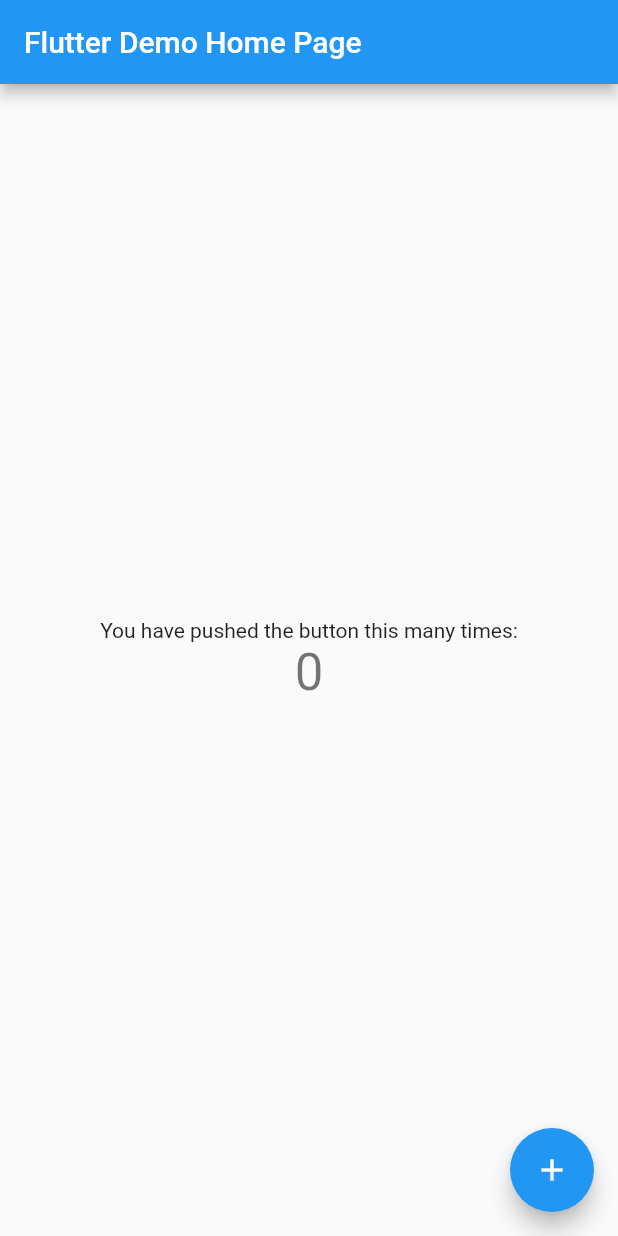
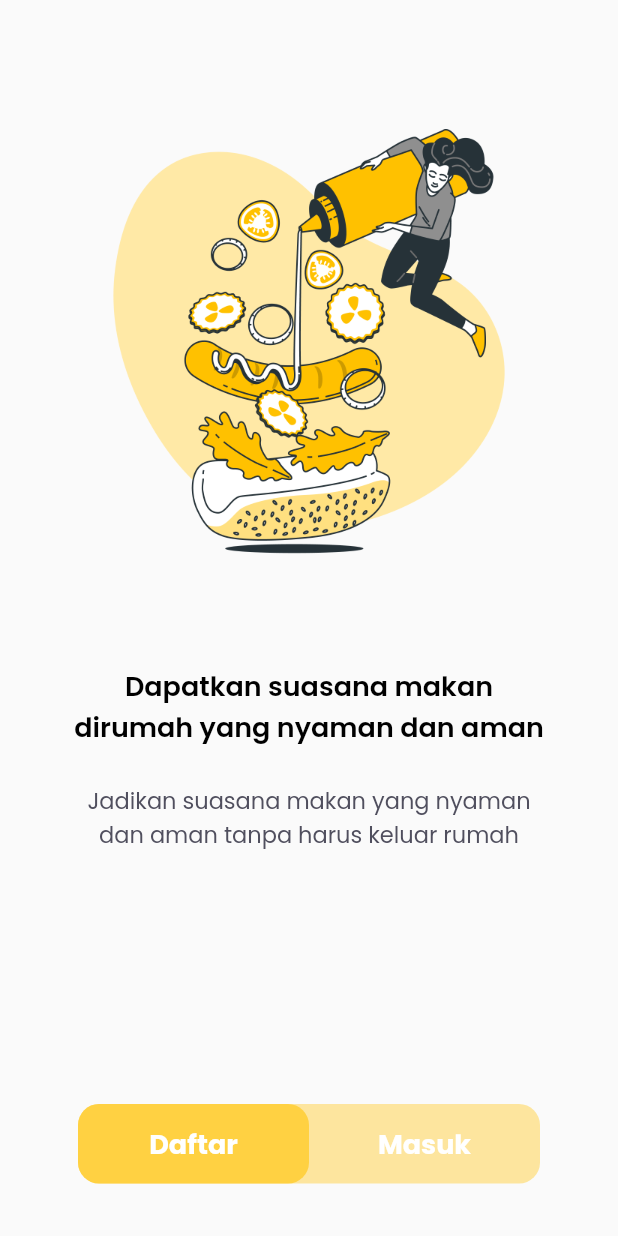
Before and after one commit to J-Orlant/hafoo, a Flutter app: the screen it shows after launch, on a phone screen of 412 x 824 dp. Run offline on Flutter 3.47's test engine with Material 2 defaults, Android fonts, the phone set to English and light mode, and no system bars; our stand-ins replace google_fonts.

Commit message:
first bre
+ splash
+ daftar page
+ welcome page

```diff
--- a/analysis_options.yaml
+++ b/analysis_options.yaml
@@ -24,6 +24,8 @@
   rules:
     # avoid_print: false  # Uncomment to disable the `avoid_print` rule
     # prefer_single_quotes: true  # Uncomment to enable the `prefer_single_quotes` rule
+    prefer_const_constructors: false
+
 
 # Additional information about this file can be found at
 # https://dart.dev/guides/language/analysis-options
--- a/lib/main.dart
+++ b/lib/main.dart
@@ -1,7 +1,10 @@
 import 'package:flutter/material.dart';
+import 'package:hafoo/page/register_page.dart';
+import 'package:hafoo/page/splash_screen.dart';
+import 'package:hafoo/page/welcome_page.dart';
 
 void main() {
-  runApp(const MyApp());
+  runApp(MyApp());
 }
 
 class MyApp extends StatelessWidget {
@@ -11,105 +14,12 @@
   @override
   Widget build(BuildContext context) {
     return MaterialApp(
-      title: 'Flutter Demo',
-      theme: ThemeData(
-        // This is the theme of your application.
-        //
-        // Try running your application with "flutter run". You'll see the
-        // application has a blue toolbar. Then, without quitting the app, try
-        // changing the primarySwatch below to Colors.green and then invoke
-        // "hot reload" (press "r" in the console where you ran "flutter run",
-        // or simply save your changes to "hot reload" in a Flutter IDE).
-        // Notice that the counter didn't reset back to zero; the application
-        // is not restarted.
-        primarySwatch: Colors.blue,
-      ),
-      home: const MyHomePage(title: 'Flutter Demo Home Page'),
+      debugShowCheckedModeBanner: false,
+      routes: {
+        ('/'): (context) => SplashScreeen(),
+        ('/welcome'): (context) => WelcomePage(),
+        ('/register'): (context) => RegisterPage(),
+      },
     );
   }
 }
-
-class MyHomePage extends StatefulWidget {
-  const MyHomePage({Key? key, required this.title}) : super(key: key);
-
-  // This widget is the home page of your application. It is stateful, meaning
-  // that it has a State object (defined below) that contains fields that affect
-  // how it looks.
-
-  // This class is the configuration for the state. It holds the values (in this
-  // case the title) provided by the parent (in this case the App widget) and
-  // used by the build method of the State. Fields in a Widget subclass are
-  // always marked "final".
-
-  final String title;
-
-  @override
-  State<MyHomePage> createState() => _MyHomePageState();
-}
-
-class _MyHomePageState extends State<MyHomePage> {
-  int _counter = 0;
-
-  void _incrementCounter() {
-    setState(() {
-      // This call to setState tells the Flutter framework that something has
-      // changed in this State, which causes it to rerun the build method below
-      // so that the display can reflect the updated values. If we changed
-      // _counter without calling setState(), then the build method would not be
-      // called again, and so nothing would appear to happen.
-      _counter++;
-    });
-  }
-
-  @override
-  Widget build(BuildContext context) {
-    // This method is rerun every time setState is called, for instance as done
-    // by the _incrementCounter method above.
-    //
-    // The Flutter framework has been optimized to make rerunning build methods
-    // fast, so that you can just rebuild anything that needs updating rather
-    // than having to individually change instances of widgets.
-    return Scaffold(
-      appBar: AppBar(
-        // Here we take the value from the MyHomePage object that was created by
-        // the App.build method, and use it to set our appbar title.
-        title: Text(widget.title),
-      ),
-      body: Center(
-        // Center is a layout widget. It takes a single child and positions it
-        // in the middle of the parent.
-        child: Column(
-          // Column is also a layout widget. It takes a list of children and
-          // arranges them vertically. By default, it sizes itself to fit its
-          // children horizontally, and tries to be as tall as its parent.
-          //
-          // Invoke "debug painting" (press "p" in the console, choose the
-          // "Toggle Debug Paint" action from the Flutter Inspector in Android
-          // Studio, or the "Toggle Debug Paint" command in Visual Studio Code)
-          // to see the wireframe for each widget.
-          //
-          // Column has various properties to control how it sizes itself and
-          // how it positions its children. Here we use mainAxisAlignment to
-          // center the children vertically; the main axis here is the vertical
-          // axis because Columns are vertical (the cross axis would be
-          // horizontal).
-          mainAxisAlignment: MainAxisAlignment.center,
-          children: <Widget>[
-            const Text(
-              'You have pushed the button this many times:',
-            ),
-            Text(
-              '$_counter',
-              style: Theme.of(context).textTheme.headline4,
-            ),
-          ],
-        ),
-      ),
-      floatingActionButton: FloatingActionButton(
-        onPressed: _incrementCounter,
-        tooltip: 'Increment',
-        child: const Icon(Icons.add),
-      ), // This trailing comma makes auto-formatting nicer for build methods.
-    );
-  }
-}
--- /dev/null
+++ b/lib/page/welcome_page.dart
@@ -0,0 +1,107 @@
+import 'package:flutter/material.dart';
+import 'package:hafoo/theme.dart';
+
+class WelcomePage extends StatelessWidget {
+  const WelcomePage({Key? key}) : super(key: key);
+
+  @override
+  Widget build(BuildContext context) {
+    Widget button() {
+      return Container(
+        width: double.infinity,
+        height: 53,
+        margin: EdgeInsets.only(
+          left: 52,
+          right: 52,
+          bottom: 35,
+        ),
+        decoration: BoxDecoration(
+          color: kYellowColor2,
+          borderRadius: BorderRadius.circular(14),
+        ),
+        child: Row(
+          children: [
+            Expanded(
+              child: InkWell(
+                onTap: () {
+                  Navigator.pushNamed(context, '/register');
+                },
+                child: Container(
+                  decoration: BoxDecoration(
+                    borderRadius: BorderRadius.circular(14),
+                    color: kYellowColor1,
+                  ),
+                  child: Center(
+                    child: Text(
+                      'Daftar',
+                      style: whiteTextStyle.copyWith(
+                        fontWeight: bold,
+                        fontSize: 18,
+                      ),
+                    ),
+                  ),
+                ),
+              ),
+            ),
+            Expanded(
+              child: InkWell(
+                onTap: () {},
+                child: Center(
+                  child: Text(
+                    'Masuk',
+                    style: whiteTextStyle.copyWith(
+                      fontWeight: bold,
+                      fontSize: 18,
+                    ),
+                  ),
+                ),
+              ),
+            ),
+          ],
+        ),
+      );
+    }
+
+    return Scaffold(
+      body: SafeArea(
+        child: Center(
+          child: Column(
+            mainAxisAlignment: MainAxisAlignment.center,
+            children: [
+              SizedBox(
+                height: 80,
+              ),
+              Image.asset(
+                'assets/image_welcome.png',
+                width: 297,
+              ),
+              SizedBox(
+                height: 67,
+              ),
+              Text(
+                'Dapatkan suasana makan\ndirumah yang nyaman dan aman',
+                style: blackTextStyle.copyWith(
+                  fontWeight: semiBold,
+                  fontSize: 18,
+                ),
+                textAlign: TextAlign.center,
+              ),
+              SizedBox(
+                height: 24,
+              ),
+              Text(
+                'Jadikan suasana makan yang nyaman\ndan aman tanpa harus keluar rumah',
+                style: subtitleTextStyle.copyWith(
+                  fontSize: 15,
+                ),
+                textAlign: TextAlign.center,
+              ),
+              Spacer(),
+              button(),
+            ],
+          ),
+        ),
+      ),
+    );
+  }
+}
--- /dev/null
+++ b/lib/theme.dart
@@ -0,0 +1,49 @@
+import 'package:flutter/cupertino.dart';
+import 'package:google_fonts/google_fonts.dart';
+
+// Margin
+double defaultMargin = 20.0;
+
+// Color
+Color kWhiteColor = Color(0xffFFFFFF);
+Color kYellowColor1 = Color(0xffFFD142);
+Color kYellowColor2 = Color(0xffFFD142).withOpacity(0.5);
+Color kBlackColor = Color(0xff000000);
+Color kRedColor = Color(0xffFF4D42).withOpacity(0.2);
+Color kGreenColor = Color(0xffC2FF42).withOpacity(0.2);
+Color kSubtitleColor = Color(0xff504F5E);
+
+// FontWeight
+FontWeight light = FontWeight.w300;
+FontWeight regular = FontWeight.w400;
+FontWeight medium = FontWeight.w500;
+FontWeight semiBold = FontWeight.w600;
+FontWeight bold = FontWeight.w700;
+FontWeight extraBold = FontWeight.w800;
+FontWeight black = FontWeight.w900;
+
+// TextStyle
+TextStyle whiteTextStyle = GoogleFonts.poppins(
+  color: kWhiteColor,
+);
+
+TextStyle yellowTextStyle = GoogleFonts.poppins(
+  color: kYellowColor1,
+);
+
+TextStyle blackTextStyle = GoogleFonts.poppins(
+  color: kBlackColor,
+);
+
+TextStyle subtitleTextStyle = GoogleFonts.poppins(
+  color: kSubtitleColor,
+);
+
+// BoxShadow
+List<BoxShadow> defaultBoxShadow = [
+  BoxShadow(
+    blurRadius: 5,
+    offset: Offset(0, 1),
+    color: kBlackColor.withOpacity(0.25),
+  ),
+];
```
Also changed, not shown: lib/page/register_page.dart (added, +278 -0 lines), lib/page/splash_screen.dart (added, +26 -0 lines), lib/widget/custom_button.dart (added, +42 -0 lines), pubspec.yaml (+7 -16 lines), assets/icon_fire.png (added), assets/icon_line.png (added), assets/icon_love.png (added), assets/icon_mark.png (added), assets/icon_profile.png (added), assets/icon_star.png (added), assets/image_background.png (added), assets/image_gopay.png (added), assets/image_regis.png (added), assets/image_risoles.png (added), 2 more files.
